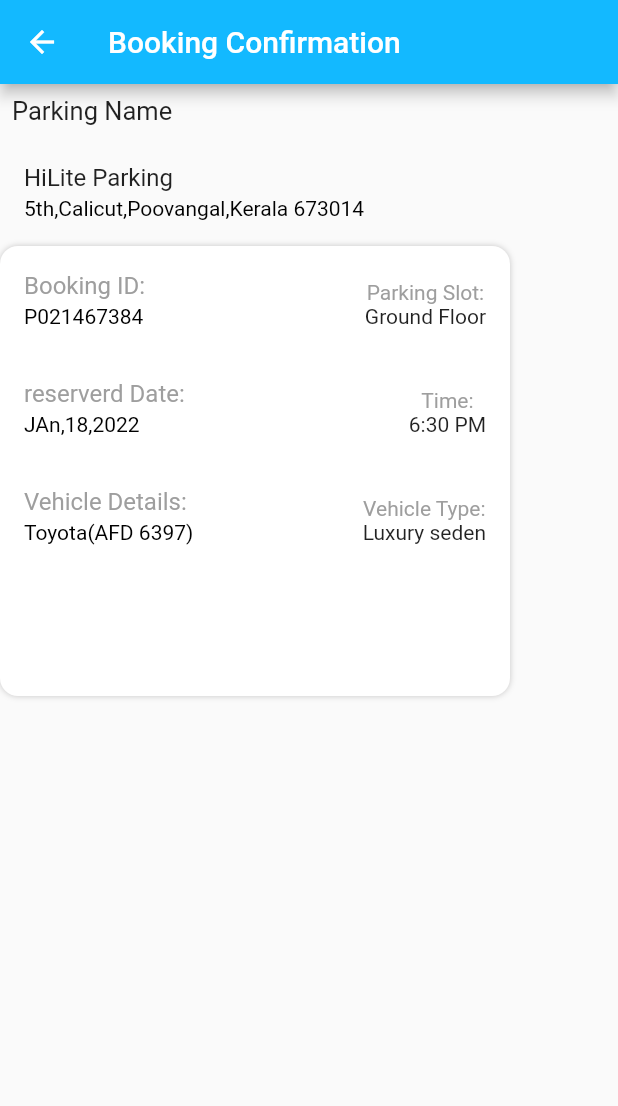
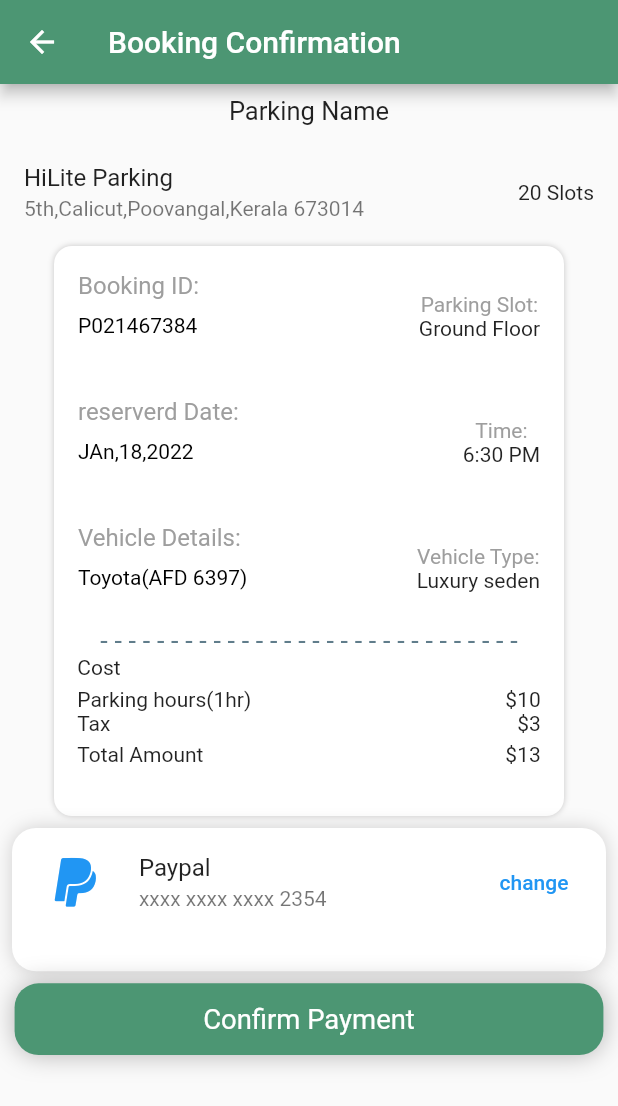
Before and after one commit to Hisham079/ParkingApp, a Flutter app: the BookingConfirmation screen opened directly, on a phone screen of 412 x 824 dp. Shown: the top 1106 px of the screen. Run offline on Flutter 3.47's test engine with Material 2 defaults, Android fonts, the light colour scheme and no system bars; our stand-ins replace bloc, cloud_firestore, equatable, firebase_auth, firebase_core, flutter_bloc and 5 more; accounts and stored records are empty; generated files the repository leaves out were written again; Roboto replaces fonts that are missing (Laila).

Commit message:
seventh commit

```diff
--- a/lib/mainPage/view/pages/parking_dtls/booking_confirmation.dart
+++ b/lib/mainPage/view/pages/parking_dtls/booking_confirmation.dart
@@ -1,8 +1,16 @@
 import 'package:flutter/material.dart';
 import 'package:flutter/src/widgets/container.dart';
 import 'package:flutter/src/widgets/framework.dart';
+import 'package:flutter_screenutil/flutter_screenutil.dart';
+import 'package:font_awesome_flutter/font_awesome_flutter.dart';
+import 'package:get/get.dart';
 import 'package:google_fonts/google_fonts.dart';
+import 'package:parking/mainPage/view/pages/parking_dtls/padking_detls.dart';
+import 'package:parking/mainPage/view/pages/parking_dtls/parking_ticket.dart';
 import 'package:parking/mainPage/view/pages/parking_dtls/widget/details.dart';
+import 'package:parking/mainPage/view/pages/settings_pages/payment/payment.dart';
+
+import '../settings_pages/widget/notification_widget.dart';
 
 class BookingConfirmation extends StatelessWidget {
   const BookingConfirmation({super.key});
@@ -12,10 +20,10 @@ class BookingConfirmation extends StatelessWidget {
     return Scaffold(
       appBar: AppBar(
         title: Text('Booking Confirmation'),
+        backgroundColor: Color.fromARGB(255, 76, 150, 115),
       ),
-      body: Column(
-        mainAxisAlignment: MainAxisAlignment.start,
-        crossAxisAlignment: CrossAxisAlignment.start,
+      body: SingleChildScrollView(
+        child: Column(
           children: [
             Padding(
               padding: const EdgeInsets.all(8.0),
@@ -24,15 +32,9 @@ class BookingConfirmation extends StatelessWidget {
                 style: GoogleFonts.laila(fontSize: 17),
               ),
             ),
-          ListTile(
-            title: Text('HiLite Parking'),
-            subtitle: Text(
-              '5th,Calicut,Poovangal,Kerala 673014',
-              style: TextStyle(color: Colors.black),
-            ),
-          ),
+            SlotRemain(),
             Container(
-              height: 300,
+                height: 380,
                 width: 340,
                 decoration: BoxDecoration(
                     borderRadius: BorderRadius.circular(12),
@@ -58,10 +60,79 @@ class BookingConfirmation extends StatelessWidget {
                         name: 'Vehicle Details:',
                         details: 'Toyota(AFD 6397)',
                         name2: 'Vehicle Type:',
-                      details2: 'Luxury seden')
+                        details2: 'Luxury seden'),
+                    Text(
+                      '- - - - - - - - - - - - - - - - - - - - - - - - - - - - - -',
+                      style: TextStyle(fontSize: 18, color: Colors.blueGrey),
+                    ),
+                    SizedBox(
+                      width: 309,
+                      child: Column(
+                        children: [
+                          Row(
+                            mainAxisAlignment: MainAxisAlignment.spaceBetween,
+                            children: [
+                              Text('Cost'),
                             ],
-              ))
+                          ),
+                          SizedBox(
+                            height: 5,
+                          ),
+                          Row(
+                            mainAxisAlignment: MainAxisAlignment.spaceBetween,
+                            children: [
+                              Text('Parking hours(1hr)'),
+                              Text('\$10')
                             ],
+                          ),
+                          Row(
+                            mainAxisAlignment: MainAxisAlignment.spaceBetween,
+                            children: [Text('Tax'), Text('\$3')],
+                          ),
+                          SizedBox(
+                            height: 5,
+                          ),
+                          Row(
+                            mainAxisAlignment: MainAxisAlignment.spaceBetween,
+                            children: [Text('Total Amount'), Text('\$13')],
+                          ),
+                        ],
+                      ),
+                    )
+                  ],
+                )),
+            Notifictn_wdgt(
+              name: 'Paypal',
+              data: 'xxxx xxxx xxxx 2354',
+              icn: FontAwesomeIcons.paypal,
+              clr: Colors.blue,
+              btn_name: 'change',
+              ontap: PaymentPage(),
+            ),
+            GestureDetector(
+              onTap: () {
+                Get.to(ParkingTicket());
+              },
+              child: Container(
+                  height: 40.h,
+                  width: 343.w,
+                  decoration: BoxDecoration(
+                      borderRadius: BorderRadius.circular(14.r),
+                      color: Color.fromARGB(255, 76, 150, 115),
+                      boxShadow: [
+                        BoxShadow(
+                            blurRadius: 12.r,
+                            color: Color.fromARGB(255, 178, 177, 177))
+                      ]),
+                  child: Center(
+                      child: Text(
+                    'Confirm Payment',
+                    style:
+                        GoogleFonts.laila(fontSize: 16.sp, color: Colors.white),
+                  ))),
+            ),
+          ],
+        ),
       ),
     );
   }
--- a/lib/mainPage/view/pages/parking_dtls/padking_detls.dart
+++ b/lib/mainPage/view/pages/parking_dtls/padking_detls.dart
@@ -37,11 +37,7 @@ class _ParkingDetlsState extends State<ParkingDetls> {
                 height: 300.h,
                 width: 375.w,
               ),
-              const ListTile(
-                title: Text('HiLite Parking'),
-                subtitle: Text('5th,Calicut,Poovangal,Kerala 673014'),
-                trailing: Text('20 Slots'),
-              ),
+              const SlotRemain(),
               SingleChildScrollView(
                 scrollDirection: Axis.horizontal,
                 child: Row(
@@ -77,3 +73,15 @@ class _ParkingDetlsState extends State<ParkingDetls> {
     );
   }
 }
+class SlotRemain extends StatelessWidget {
+  const SlotRemain({super.key});
+
+  @override
+  Widget build(BuildContext context) {
+    return ListTile(
+                title: Text('HiLite Parking'),
+                subtitle: Text('5th,Calicut,Poovangal,Kerala 673014'),
+                trailing: Text('20 Slots'),
+              );
+  }
+}
--- a/lib/mainPage/view/pages/parking_dtls/widget/details.dart
+++ b/lib/mainPage/view/pages/parking_dtls/widget/details.dart
@@ -1,9 +1,14 @@
 import 'package:flutter/material.dart';
-import 'package:flutter/src/widgets/container.dart';
+
 import 'package:flutter/src/widgets/framework.dart';
 
 class Details extends StatelessWidget {
-   Details({super.key,required this.name,required this.details2,required this.details,required this.name2});
+  Details(
+      {super.key,
+      required this.name,
+      required this.details2,
+      required this.details,
+      required this.name2});
   String name;
   String details;
   String name2;
@@ -12,6 +17,8 @@ class Details extends StatelessWidget {
   @override
   Widget build(BuildContext context) {
     return ListTile(
+      // dense: true,
+      visualDensity: VisualDensity(vertical: 3),
       title: Text(
         name,
         style: TextStyle(color: Colors.grey),
--- a/lib/mainPage/view/pages/settings_pages/payment/payment.dart
+++ b/lib/mainPage/view/pages/settings_pages/payment/payment.dart
@@ -13,6 +13,8 @@ class PaymentPage extends StatelessWidget {
   Widget build(BuildContext context) {
     return Scaffold(
       appBar: AppBar(
+        backgroundColor: Color.fromARGB(255, 76, 150, 115),
+
         title: Text('Payment Methods'),
         actions: [
           IconButton(
--- a/lib/mainPage/view/pages/settings_pages/widget/notification_widget.dart
+++ b/lib/mainPage/view/pages/settings_pages/widget/notification_widget.dart
@@ -3,6 +3,7 @@ import 'package:flutter/src/widgets/container.dart';
 import 'package:flutter/src/widgets/framework.dart';
 import 'package:flutter_screenutil/flutter_screenutil.dart';
 import 'package:font_awesome_flutter/font_awesome_flutter.dart';
+import 'package:get/get.dart';
 
 class Notifictn_wdgt extends StatelessWidget {
   Notifictn_wdgt(
@@ -10,11 +11,15 @@ class Notifictn_wdgt extends StatelessWidget {
       required this.name,
       required this.data,
       required this.icn,
-      this.clr});
+      this.clr,
+      this.ontap,
+      this.btn_name});
   String name;
   String data;
   IconData icn;
   Color? clr;
+  String? btn_name;
+  Widget? ontap;
 
   @override
   Widget build(BuildContext context) {
@@ -41,6 +46,11 @@ class Notifictn_wdgt extends StatelessWidget {
           ),
           title: Text(name),
           subtitle: Text(data),
+          trailing: TextButton(
+              onPressed: () {
+                Get.to(ontap);
+              },
+              child: Text(btn_name.toString())),
         ),
       ),
     );
--- a/pubspec.yaml
+++ b/pubspec.yaml
@@ -13,6 +13,7 @@ dependencies:
   carousel_slider: ^4.1.1
   cloud_firestore: ^3.5.1
   cupertino_icons: ^1.0.5
+  equatable: ^2.0.5
   firebase_auth: ^3.11.2
   firebase_core: ^1.24.0
 
@@ -26,7 +27,7 @@ dependencies:
   flutter_screenutil: ^5.6.0
   font_awesome_flutter: ^10.2.1
 
-  geolocator: ^9.0.2
+
   get: ^4.6.5
   google_fonts: ^3.0.1
   google_maps_flutter: ^2.2.2
```
Also changed, not shown: lib/app/model/user_details_model.dart (added, +41 -0 lines), lib/mainPage/view/pages/parking_dtls/parking_ticket.dart (added, +109 -0 lines), lib/mainPage/view/pages/parking_dtls/widget/textWidget.dart (added, +33 -0 lines), lib/signUp/bloc/signup_bloc.dart (added, +57 -0 lines), lib/signUp/bloc/signup_event.dart (added, +13 -0 lines), lib/signUp/bloc/signup_state.dart (added, +11 -0 lines), lib/signUp/view/repository/signupRepo.dart (added, +35 -0 lines), lib/signUp/view/signupPage.dart (+7 -4 lines), lib/sign_in/bloc/authentication_bloc.dart (+0 -23 lines), lib/sign_in/bloc/authentication_event.dart (+1 -9 lines), lib/sign_in/bloc/authentication_state.dart (+0 -7 lines), lib/sign_in/views/signIn.dart (+9 -9 lines), pubspec.lock, 3 other files. Lines whose indentation alone changed are shown as unchanged.
